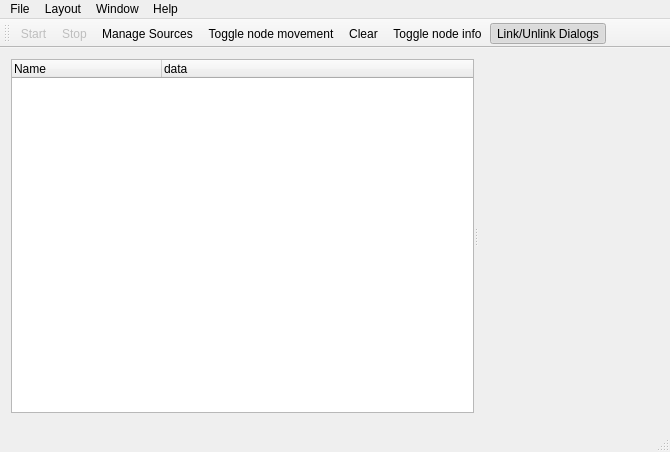
Qt form MainWindow.ui (cetic/foren6-gui-qt) before a commit.
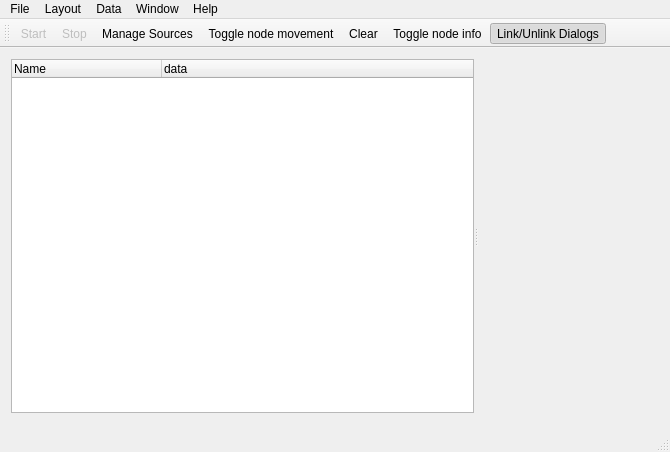
The same form after that commit. Icons and pictures are not drawn. Custom widgets are drawn as their Qt base class.

Commit message: Add clear deprecated links and clear errors actions

What changed in the file:
```diff
--- a/MainWindow.ui
+++ b/MainWindow.ui
@@ -79,6 +79,13 @@
     <addaction name="actionSaveLayout"/>
     <addaction name="actionClearLayout"/>
    </widget>
+   <widget class="QMenu" name="menuData">
+    <property name="title">
+     <string>Data</string>
+    </property>
+    <addaction name="actionClearAllErrors"/>
+    <addaction name="actionClearDeprecatedLinks"/>
+   </widget>
    <widget class="QMenu" name="menuWindow">
     <property name="title">
      <string>Window</string>
@@ -95,6 +102,7 @@
    </widget>
    <addaction name="menuFile"/>
    <addaction name="menuLayout"/>
+   <addaction name="menuData"/>
    <addaction name="menuWindow"/>
    <addaction name="menuAbout"/>
   </widget>
```
Left out of the diff: 10 changed lines with no effect on the pictures. The commit also changes 2 other files.
